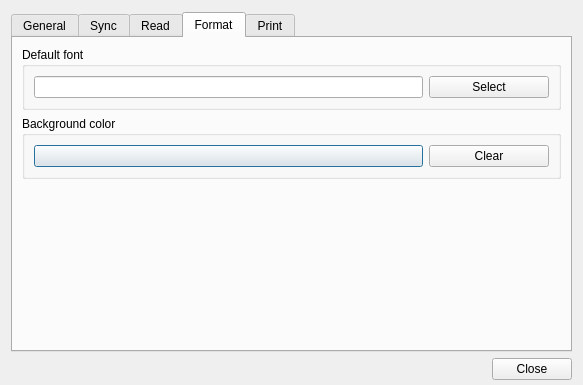
Before: the Qt Designer form src/ui/WizPreferenceDialog.ui in altairwei/WizNotePlus, drawn with Qt 5.
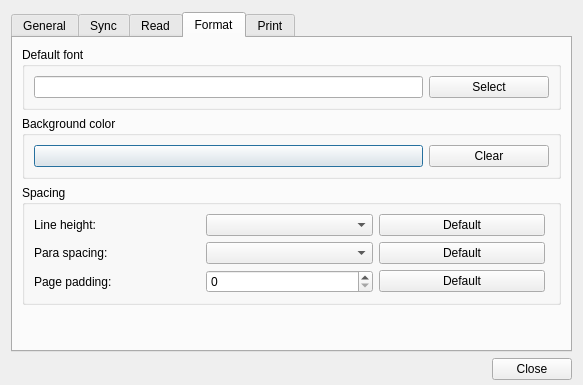
After: the same form once the commit is applied. The open tabs and pages were chosen to show the change.

Commit message:
NEW: add spacing settings for internal WizEditor
* add line height format setting
* add paragraph spacing format setting
* add page padding-left/right format setting

```diff
--- a/src/ui/WizPreferenceDialog.ui
+++ b/src/ui/WizPreferenceDialog.ui
@@ -519,6 +519,75 @@
          </layout>
         </widget>
        </item>
+       <item>
+        <widget class="QGroupBox" name="groupBox_3">
+         <property name="autoFillBackground">
+          <bool>false</bool>
+         </property>
+         <property name="title">
+          <string>Spacing</string>
+         </property>
+         <layout class="QGridLayout" name="gridLayout_4">
+          <property name="rightMargin">
+           <number>13</number>
+          </property>
+          <item row="2" column="1">
+           <widget class="QComboBox" name="comboParaSpacing"/>
+          </item>
+          <item row="0" column="2">
+           <widget class="QPushButton" name="btnResetLineHeight">
+            <property name="text">
+             <string>Default</string>
+            </property>
+           </widget>
+          </item>
+          <item row="2" column="2">
+           <widget class="QPushButton" name="btnResetParaSpacing">
+            <property name="text">
+             <string>Default</string>
+            </property>
+           </widget>
+          </item>
+          <item row="2" column="0">
+           <widget class="QLabel" name="label_8">
+            <property name="text">
+             <string>Para spacing:</string>
+            </property>
+           </widget>
+          </item>
+          <item row="0" column="1">
+           <widget class="QComboBox" name="comboLineHeight"/>
+          </item>
+          <item row="3" column="0">
+           <widget class="QLabel" name="label_9">
+            <property name="text">
+             <string>Page padding:</string>
+            </property>
+           </widget>
+          </item>
+          <item row="3" column="1">
+           <widget class="QSpinBox" name="spinPagePadding"/>
+          </item>
+          <item row="3" column="2">
+           <widget class="QPushButton" name="btnResetPagePadding">
+            <property name="text">
+             <string>Default</string>
+            </property>
+           </widget>
+          </item>
+          <item row="0" column="0">
+           <widget class="QLabel" name="label_6">
+            <property name="text">
+             <string>Line height:</string>
+            </property>
+            <property name="alignment">
+             <set>Qt::AlignLeading|Qt::AlignLeft|Qt::AlignVCenter</set>
+            </property>
+           </widget>
+          </item>
+         </layout>
+        </widget>
+       </item>
        <item>
         <spacer name="verticalSpacer_7">
          <property name="orientation">
```
Left out of the diff: 2 changed lines with no effect on the pictures. The commit also changes 6 other files.
